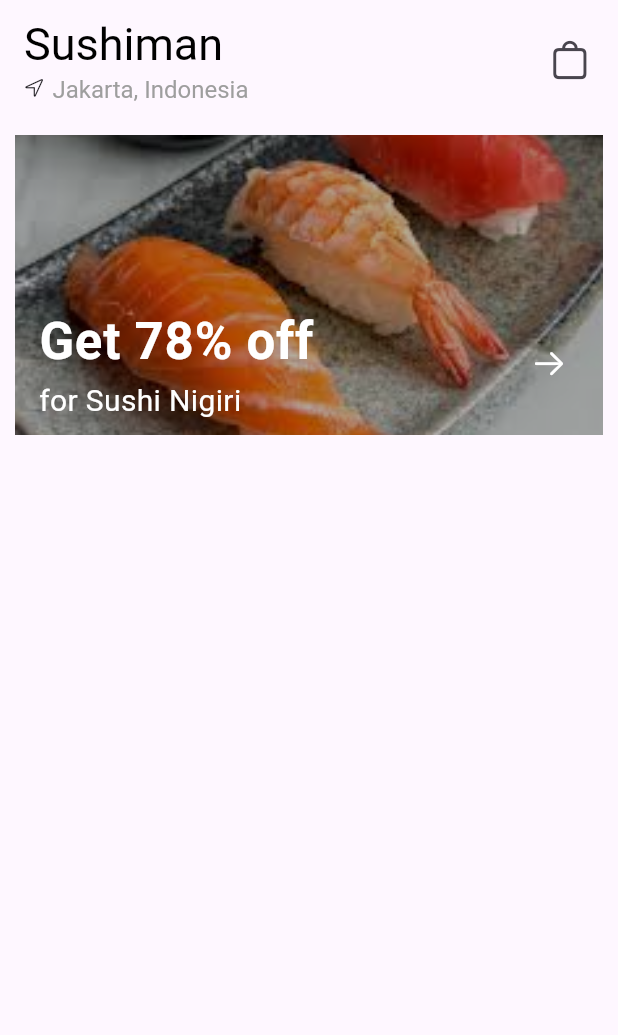
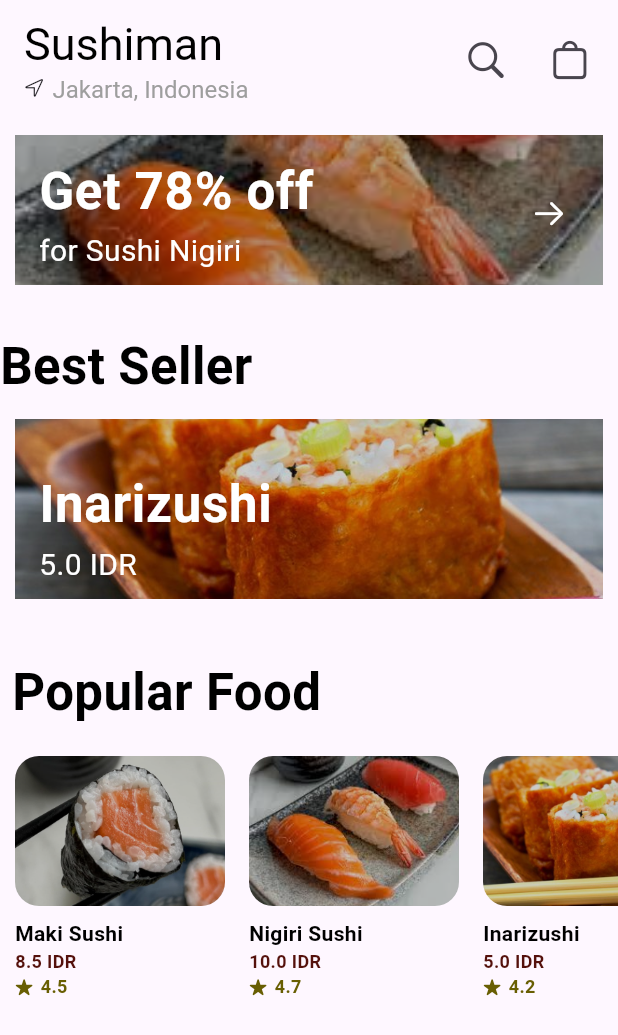
Before and after one commit to ajiibrahim01/sushi_app, a Flutter app: the Dashboard screen opened directly, on a phone screen of 412 x 824 dp. Shown: the top 1035 px of the screen. Run offline on Flutter 3.47's test engine with Material 3 defaults, Android fonts, the phone set to English and light mode, and no system bars.

```diff
--- a/assets/assets/json/food.json
+++ b/assets/assets/json/food.json
@@ -3,35 +3,35 @@
     "name": "Maki Sushi",
     "description": "Traditional rolled sushi with a variety of fillings wrapped in seaweed and rice.",
     "price": "8.5",
-    "image_path": "assets/images/sushi_maki.jpg",
+    "image_path": "assets/assets/images/sushi_maki.jpg",
     "rating": "4.5"
   },
   {
     "name": "Nigiri Sushi",
     "description": "Hand-pressed sushi rice topped with a slice of fresh fish or seafood.",
     "price": "10.0",
-    "image_path": "assets/images/sushi_nigiri.jpg",
+    "image_path": "assets/assets/images/sushi_nigiri.jpg",
     "rating": "4.7"
   },
   {
     "name": "Inarizushi",
     "description": "Sweet and savory sushi rice stuffed in a fried tofu pouch.",
     "price": "5.0",
-    "image_path": "assets/images/sushi_inarizushi.jpg",
+    "image_path": "assets/assets/images/sushi_inarizushi.jpg",
     "rating": "4.2"
   },
   {
     "name": "Gunkan Maki",
     "description": "Battleship-style sushi with seaweed wrapped around rice and topped with various ingredients.",
     "price": "9.0",
-    "image_path": "assets/images/sushi_gunkan.jpg",
+    "image_path": "assets/assets/images/sushi_gunkan.jpg",
     "rating": "4.4"
   },
   {
     "name": "Chirashi Sushi",
     "description": "A bowl of sushi rice topped with a variety of sashimi and garnishes.",
     "price": "12.0",
-    "image_path": "assets/images/sushi_chirashi.jpg",
+    "image_path": "assets/assets/images/sushi_chirashi.jpg",
     "rating": "4.8"
   }
 ]
--- a/lib/screens/dashboard.dart
+++ b/lib/screens/dashboard.dart
@@ -4,6 +4,7 @@ import 'package:flutter/cupertino.dart';
 import 'package:flutter/material.dart';
 import 'package:flutter/services.dart';
 import 'package:sushi_app/models/food.dart';
+import 'package:sushi_app/screens/detail_screen.dart';
 
 class Dashboard extends StatefulWidget {
   const Dashboard({super.key});
@@ -18,19 +19,36 @@ class _DashboardState extends State<Dashboard> {
   Future<void> getFoods() async {
     String jsonString =
         await rootBundle.loadString('assets/assets/json/food.json');
+
     List<dynamic> jsonMap = json.decode(jsonString);
 
     setState(() {
       foods = jsonMap.map((e) => Food.fromJson(e)).toList();
     });
 
-    debugPrint(foods[0].name);
+    if (foods.isNotEmpty) {
+      debugPrint(foods[0].name); // Safely print the name of the first food
+    } else {
+      debugPrint('No foods available in the JSON');
+    }
+  }
+
+  void detailFood(int index) {
+    Navigator.push(
+      context,
+      MaterialPageRoute(
+        builder: (context) => DetailScreen(
+          food: foods[index],
+        ),
+      ),
+    );
   }
 
   @override
   void initState() {
-    getFoods(); // TODO: implement initState
+    // TODO: implement initState
     super.initState();
+    getFoods();
   }
 
   @override
@@ -68,6 +86,13 @@ class _DashboardState extends State<Dashboard> {
           ],
         ),
         actions: [
+          IconButton(
+            onPressed: () {},
+            icon: Icon(
+              CupertinoIcons.search,
+              size: 30,
+            ),
+          ),
           Padding(
             padding: const EdgeInsets.all(8.0),
             child: Stack(
@@ -99,10 +124,170 @@ class _DashboardState extends State<Dashboard> {
           ),
         ],
       ),
-      body: Column(children: [
+      body: Column(
+        crossAxisAlignment: CrossAxisAlignment.start,
+        children: [
           // banner
+          BannerPromoWidget(),
+
+          // best seller
+          SizedBox(height: 20),
+
+          BestSellerWidget(context),
+          SizedBox(height: 20),
+
+          Padding(
+            padding: const EdgeInsets.all(8.0),
+            child: Text(
+              'Popular Food',
+              style: TextStyle(
+                color: Colors.black,
+                fontSize: 34,
+                fontWeight: FontWeight.bold,
+              ),
+            ),
+          ),
+          Expanded(
+            child: ListView.builder(
+              scrollDirection: Axis.horizontal,
+              shrinkWrap: true,
+              itemCount: foods.length,
+              padding: const EdgeInsets.all(10),
+              itemBuilder: (context, index) {
+                return GestureDetector(
+                  onTap: () {
+                    detailFood(index);
+                  },
+                  child: Container(
+                    color: Colors.transparent,
+                    margin: EdgeInsets.only(right: 16),
+                    height: 140,
+                    width: 140,
+                    child: Column(
+                      crossAxisAlignment: CrossAxisAlignment.start,
+                      children: [
+                        Hero(
+                          tag: foods[index].imagePath.toString(),
+                          child: Container(
+                            height: 100,
+                            width: 140,
+                            decoration: BoxDecoration(
+                              borderRadius: BorderRadius.circular(16),
+                              image: DecorationImage(
+                                  image: AssetImage(
+                                      foods[index].imagePath.toString()),
+                                  fit: BoxFit.cover,
+                                  colorFilter: ColorFilter.mode(
+                                      Colors.black.withOpacity(0.2),
+                                      BlendMode.darken)),
+                            ),
+                          ),
+                        ),
+                        SizedBox(height: 8),
+                        Text(
+                          foods[index].name.toString(),
+                          style: TextStyle(
+                            color: Colors.black,
+                            fontSize: 14,
+                            fontWeight: FontWeight.bold,
+                          ),
+                        ),
+                        Text(
+                          foods[index].price.toString() + ' IDR',
+                          style: TextStyle(
+                            color: const Color.fromARGB(255, 85, 17, 12),
+                            fontSize: 12,
+                            fontWeight: FontWeight.bold,
+                          ),
+                        ),
+                        Row(
+                          children: [
+                            Icon(CupertinoIcons.star_fill,
+                                size: 12,
+                                color: const Color.fromARGB(255, 104, 94, 3)),
+                            SizedBox(width: 5),
+                            Text(
+                              foods[index].rating.toString(),
+                              style: TextStyle(
+                                color: const Color.fromARGB(255, 104, 94, 2),
+                                fontSize: 12,
+                                fontWeight: FontWeight.bold,
+                              ),
+                            ),
+                          ],
+                        )
+                      ],
+                    ),
+                  ),
+                );
+              },
+            ),
+          ),
+        ],
+      ),
+    );
+  }
+
+  Column BestSellerWidget(BuildContext context) {
+    return Column(
+      crossAxisAlignment: CrossAxisAlignment.start,
+      children: [
+        Text(
+          'Best Seller',
+          style: TextStyle(
+            color: Colors.black,
+            fontSize: 34,
+            fontWeight: FontWeight.bold,
+          ),
+        ),
         Container(
-          height: 200,
+          height: 120,
+          margin: EdgeInsets.all(10),
+          width: MediaQuery.sizeOf(context).width,
+          decoration: BoxDecoration(
+            image: DecorationImage(
+                image: AssetImage(foods[2].imagePath.toString()),
+                fit: BoxFit.cover,
+                colorFilter: ColorFilter.mode(
+                    Colors.black.withOpacity(0.2), BlendMode.darken)),
+          ),
+          child: Column(
+            mainAxisAlignment: MainAxisAlignment.end,
+            children: [
+              ListTile(
+                title: Text(
+                  foods[2].name.toString(),
+                  style: TextStyle(
+                    color: Colors.white,
+                    fontSize: 34,
+                    fontWeight: FontWeight.bold,
+                  ),
+                ),
+                subtitle: Text(
+                  '${foods[2].price} IDR',
+                  style: TextStyle(
+                    color: Colors.white,
+                    fontSize: 20,
+                  ),
+                ),
+              )
+            ],
+          ),
+        ),
+      ],
+    );
+  }
+}
+
+class BannerPromoWidget extends StatelessWidget {
+  const BannerPromoWidget({
+    super.key,
+  });
+
+  @override
+  Widget build(BuildContext context) {
+    return Container(
+      height: 100,
       margin: EdgeInsets.all(10),
       width: MediaQuery.sizeOf(context).width,
       decoration: BoxDecoration(
@@ -138,8 +323,6 @@ class _DashboardState extends State<Dashboard> {
           )
         ],
       ),
-        )
-      ]),
     );
   }
 }
```
Also changed, not shown: lib/main.dart (+8 -1 lines), lib/provider/cart.dart (added, +21 -0 lines), lib/screens/detail_screen.dart (+306 -0 lines), pubspec.yaml (+5 -14 lines), lib/screens/sushi_background.jpg (deleted), pubspec.lock. Lines whose indentation alone changed are shown as unchanged.
